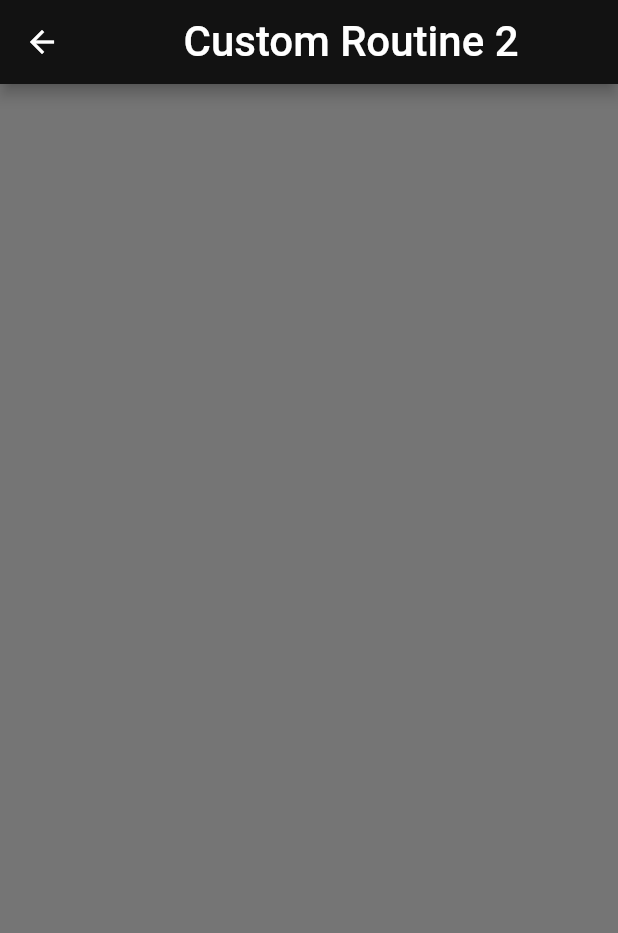
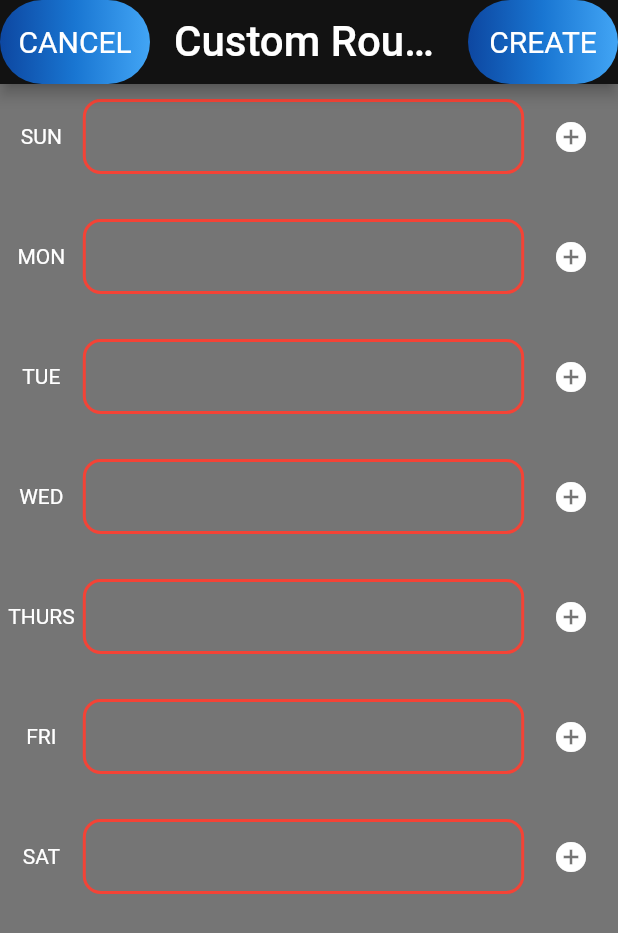
Before and after one commit to ftmateus/ipm_group_31_project, a Flutter app: the RoutineCreationScreen screen opened directly, on a phone screen of 412 x 824 dp. Shown: the top 933 px of the screen. Run offline on Flutter 3.47's test engine with Material 2 defaults, Android fonts, the phone set to English and light mode, and no system bars; our stand-ins replace flutter_lorem; missing offline and left inert: assorted_layout_widgets.

Commit message:
Completed Routine Creation task screens.

```diff
--- a/jacked_up/lib/RoutineCreationScreen.dart
+++ b/jacked_up/lib/RoutineCreationScreen.dart
@@ -3,30 +3,59 @@ import 'package:assorted_layout_widgets/assorted_layout_widgets.dart';
 import 'package:flutter/services.dart';
 import 'package:jacked_up/ExerciseTutorialsScreen.dart';
 import 'package:jacked_up/RoutinesScreen.dart';
+import 'package:jacked_up/TrainingPlansScreen.dart';
 import 'Routine.dart';
 import 'TrainingPlan.dart';
 
 class TrainingPlanTile extends StatefulWidget {
-  const TrainingPlanTile({Key? key, required this.planByDay})
+  TrainingPlanTile({Key? key, required this.planByDay, required this.routine})
       : super(key: key);
 
-  final MapEntry<String, TrainingPlan?> planByDay;
+  MapEntry<String, TrainingPlan?> planByDay;
+  Routine routine;
 
   @override
-  State<StatefulWidget> createState() => _RoutineTileState();
+  State<StatefulWidget> createState() => _TrainingPlanTileState();
 }
 
-class _RoutineTileState extends State<RoutineTile>{
+class _TrainingPlanTileState extends State<TrainingPlanTile>{
   @override
   Widget build(BuildContext context) {
-    return InkWell(
-        onLongPress: () {},
-        borderRadius: BorderRadius.all(Radius.circular(12)),
-        child: Row(
+    return Row(
       children: [
-            Text("data")
+        Expanded(
+            flex: 15,
+            child: Center(child: Text(widget.planByDay.key))),
+        Expanded(
+          flex: 80,
+          child: Container(
+            height: 50,
+            decoration: BoxDecoration(
+                border: Border.all(width: 2, color: Colors.red),
+                borderRadius: BorderRadius.all(Radius.circular(12))
+            ),
+            child: Center(
+              child: Text(widget.planByDay.value == null?'':widget.planByDay.value!.name),
+            ),
+          ),
+        ),
+        Expanded(
+            flex: 17,
+            child: IconButton(
+              onPressed: () => Navigator.push(
+                  context,
+                  MaterialPageRoute(
+                    builder: (context) => TrainingPlansScreen(),
+                    settings: RouteSettings(arguments: true)
+                  )).then((plan) {
+                    setState(() {
+                      widget.routine.plansByDay.update(widget.planByDay.key, (value) => plan);
+                      widget.planByDay = MapEntry<String, TrainingPlan>(widget.planByDay.key, plan);
+                    });
+              }),
+              icon: Icon(Icons.add_circle),
+            )),
       ],
-        )
     );
   }
 }
@@ -50,7 +79,13 @@ class _RoutineCreationScreenState
   void initState() {
     super.initState();
     routine = Routine(widget.title, {
-
+      'SUN': null,
+      'MON': null,
+      'TUE': null,
+      'WED': null,
+      'THURS': null,
+      'FRI': null,
+      'SAT': null,
     });
   }
 
@@ -118,16 +153,25 @@ class _RoutineCreationScreenState
   Widget build(BuildContext context) {
     return Scaffold(
         appBar: AppBar(
+          leadingWidth: 100,
+          leading: cancelButton(),
           title: Center(child: Text(widget.title)),
+          actions: [
+            createPlanButton()
+          ],
         ),
-        body: ListView.separated(
+        body: Padding(
+          padding: const EdgeInsets.fromLTRB(0, 10, 0, 0),
+          child: ListView.separated(
             itemCount: routine.plansByDay.length,
             itemBuilder: (context, index) {
-            return TrainingPlanTile(planByDay: List.of(routine.plansByDay.entries)[index]);
+              return TrainingPlanTile(planByDay: List.of(routine.plansByDay.entries)[index],
+              routine: routine,);
             },
             separatorBuilder: (BuildContext context, int index) {
-            return Container(height: 7,);
+              return Container(height: 30,);
             },
+          ),
         ));
   }
 }
```
Also changed, not shown: jacked_up/lib/RoutineScreen.dart (+6 -6 lines), jacked_up/lib/TrainingPlansScreen.dart (+54 -3 lines). Lines whose indentation alone changed are shown as unchanged.
